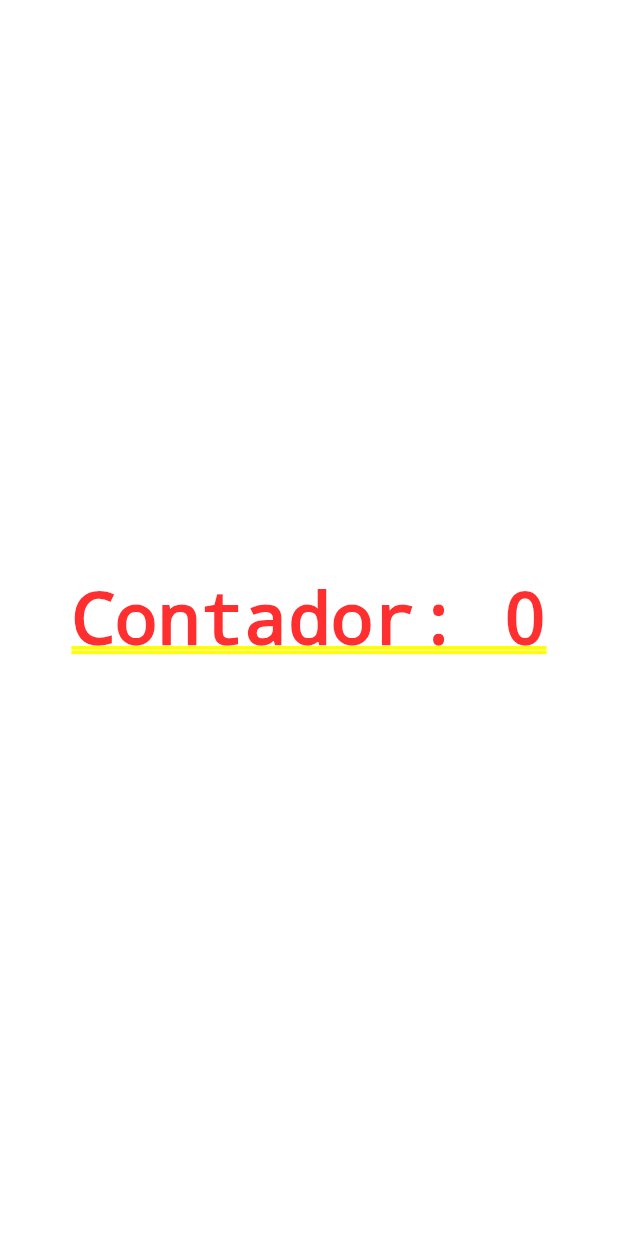
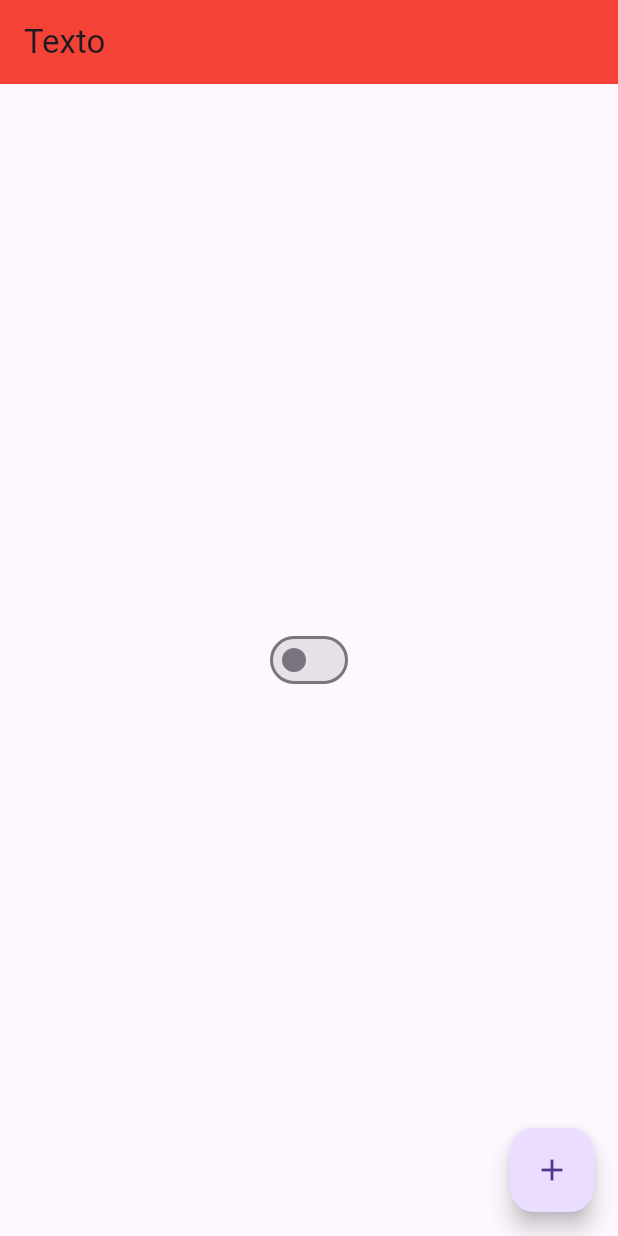
Before and after one commit to LeElima/first_flutter_project, a Flutter app: the screen it shows after launch, on a phone screen of 412 x 824 dp. Run offline on Flutter 3.47's test engine with Material 3 defaults, Android fonts, the phone set to English and light mode, and no system bars.

Commit message:
Incluido componentes para troca de tema

```diff
--- /dev/null
+++ b/lib/app_controller.dart
@@ -0,0 +1,10 @@
+import 'package:flutter/material.dart';
+
+class AppController extends ChangeNotifier{
+  static AppController instance = AppController();
+  bool isDarkTheme = false;
+  changeTheme(){
+    isDarkTheme = !isDarkTheme;
+    notifyListeners();
+  }
+}
--- a/lib/app_widget.dart
+++ b/lib/app_widget.dart
@@ -1,3 +1,4 @@
+import 'package:first_project/app_controller.dart';
 import 'package:flutter/material.dart';
 
 import 'home_page.dart';
@@ -7,16 +8,32 @@ class AppWidget extends StatelessWidget{
 
   @override
   Widget build(BuildContext context) {
+    return AnimatedBuilder(
+      animation: AppController.instance,
+      builder: (context, child){
         return MaterialApp(
-      // theme: ThemeData(
-      //   primarySwatch: Colors.red
-      // ),
-      theme: ThemeData.dark(),
+            theme: ThemeData(
+              primarySwatch: Colors.red,
+              brightness: AppController.instance.isDarkTheme
+              ? Brightness.dark : Brightness.light,
+            ),
+     // theme: ThemeData.dark(),
           home:HomePage(),
           //  Container(
           //   child: Center(child: Text(title)),
           // ),
         );
+      });
+    // return MaterialApp(
+    //   theme: ThemeData(
+    //     primarySwatch: Colors.red
+    //   ),
+    //  // theme: ThemeData.dark(),
+    //   home:HomePage(),
+    //   //  Container(
+    //   //   child: Center(child: Text(title)),
+    //   // ),
+    // );
   }
 
 }
--- a/lib/home_page.dart
+++ b/lib/home_page.dart
@@ -1,3 +1,4 @@
+import 'package:first_project/app_controller.dart';
 import 'package:flutter/material.dart';
 
 
@@ -16,18 +17,54 @@ class HomePageState extends State<HomePage>{
 
   @override
   Widget build(BuildContext context) {
-    return  Container(
-        child: Center(
-          child: GestureDetector(
-            child: Text("Contador: $counter"),
-            onTap: () {
+    return Scaffold(
+      appBar: AppBar(
+        title: Text('Texto'),
+        backgroundColor: Colors.red,
+      ),
+      body: Center(
+        child: Switch(
+            value: AppController.instance.isDarkTheme,
+            onChanged: (value){
               setState(() {
-                counter ++;
+                AppController.instance.changeTheme();
               });
-            } ,
-            )
-            ),
-      );
+            }),
+      ),
+      // body: Center(
+      //       child: GestureDetector(
+      //           child: Text("Contador: $counter",
+      //                       style: TextStyle(
+      //                               color: Colors.black,
+      //                               fontSize: 50
+      //                               )),
+      //           onTap: () {
+      //             setState(() {
+      //               counter ++;
+      //             });
+      //           },
+      //         )
+      //       ),
+      floatingActionButton: FloatingActionButton(
+        child: Icon(Icons.add),
+        onPressed: (){
+          setState(() {
+            counter ++;
+          });
+        }),
+    );
+    // return  Container(
+    //     child: Center(
+    //       child: GestureDetector(
+    //         child: Text("Contador: $counter"),
+    //         onTap: () {
+    //           setState(() {
+    //             counter ++;
+    //           });
+    //         } ,
+    //         )
+    //         ),
+    //   );
   }
 
 }
```
Lines whose indentation alone changed are shown as unchanged.
